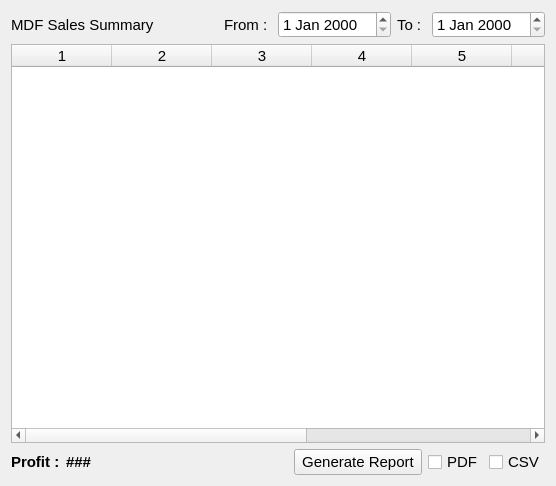
Watti/estorecpp, file estorecpp/mdfsalessummary.ui: the form before one commit.
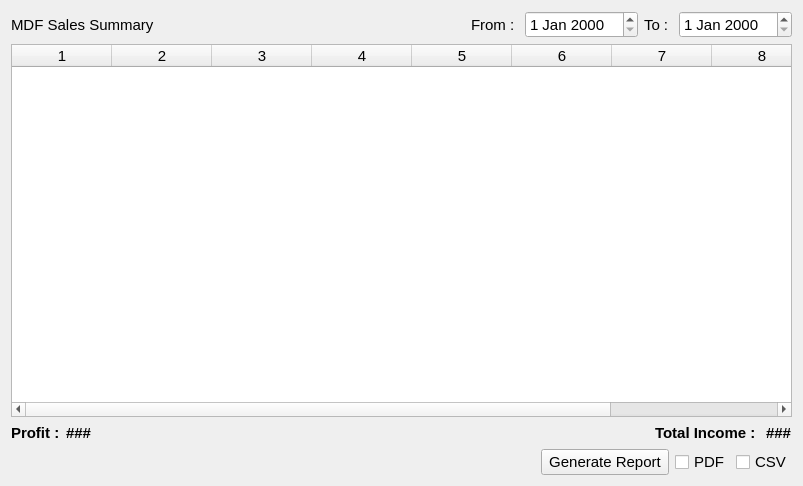
The form after the commit.

Commit message: total income label added

Patch:
```diff
--- a/estorecpp/mdfsalessummary.ui
+++ b/estorecpp/mdfsalessummary.ui
@@ -6,7 +6,7 @@
    <rect>
     <x>0</x>
     <y>0</y>
-    <width>556</width>
+    <width>803</width>
     <height>486</height>
    </rect>
   </property>
@@ -124,7 +124,7 @@
     </widget>
    </item>
    <item>
-    <layout class="QHBoxLayout" name="horizontalLayout">
+    <layout class="QHBoxLayout" name="horizontalLayout_3">
      <item>
       <widget class="QLabel" name="label_3">
        <property name="font">
@@ -153,6 +153,51 @@
        </property>
       </widget>
      </item>
+     <item>
+      <spacer name="horizontalSpacer_3">
+       <property name="orientation">
+        <enum>Qt::Horizontal</enum>
+       </property>
+       <property name="sizeHint" stdset="0">
+        <size>
+         <width>40</width>
+         <height>20</height>
+        </size>
+       </property>
+      </spacer>
+     </item>
+     <item>
+      <widget class="QLabel" name="label_4">
+       <property name="font">
+        <font>
+         <pointsize>11</pointsize>
+         <weight>75</weight>
+         <bold>true</bold>
+        </font>
+       </property>
+       <property name="text">
+        <string>Total Income : </string>
+       </property>
+      </widget>
+     </item>
+     <item>
+      <widget class="QLabel" name="totalIncomeLbl">
+       <property name="font">
+        <font>
+         <pointsize>11</pointsize>
+         <weight>75</weight>
+         <bold>true</bold>
+        </font>
+       </property>
+       <property name="text">
+        <string>###</string>
+       </property>
+      </widget>
+     </item>
+    </layout>
+   </item>
+   <item>
+    <layout class="QHBoxLayout" name="horizontalLayout">
      <item>
       <spacer name="horizontalSpacer_2">
        <property name="orientation">
```
